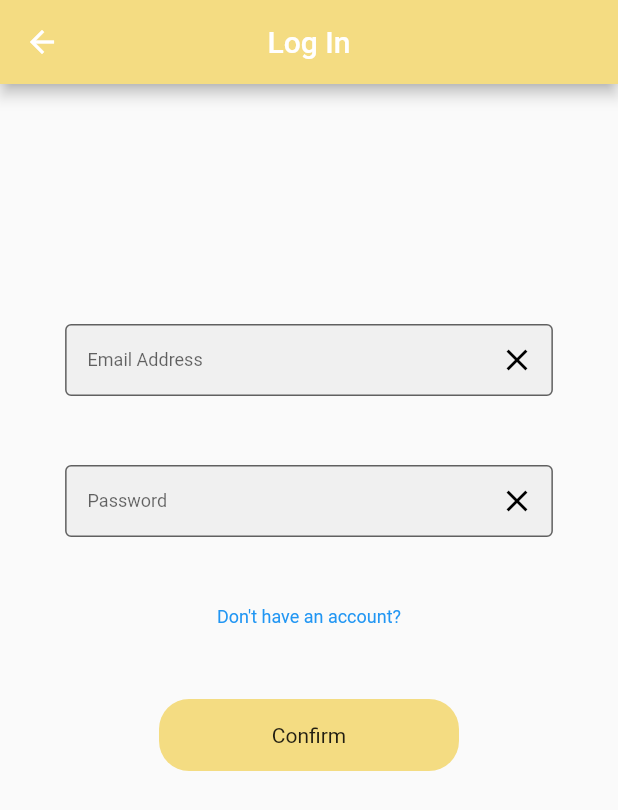
After one commit to Timc233/miniproj_463, a Flutter app: the screen it shows after launch, item 2 of the bottom bar chosen, after a tap on "Confirm", on a phone screen of 412 x 824 dp. The commit adds this screen. Shown: the top 810 px of the screen. Run offline on Flutter 3.47's test engine with Material 2 defaults, Android fonts, the phone set to English and light mode, and no system bars; our stand-ins replace dio; missing offline and left inert: flutter_barcode_scanner.

Commit message:
front UI update

```diff
--- a/frontend/lib/Entities/Entities.dart
+++ b/frontend/lib/Entities/Entities.dart
@@ -1,3 +1,6 @@
 
 export 'ResponseEntities.dart';
 export 'FoodEntity.dart';
+export 'FoodDetailEntity.dart';
+export 'RecipeEntity.dart';
+export 'UserEntity.dart';
--- a/frontend/lib/Pages/CalculatePage.dart
+++ b/frontend/lib/Pages/CalculatePage.dart
@@ -10,6 +10,8 @@ import 'package:http/http.dart' as http;
 import 'package:untitled/Api/Apis.dart';
 
 import '../Entities/Entities.dart';
+import '../main.dart';
+import 'Pages.dart';
 
 class CalculatePage extends StatefulWidget {
   CalculatePage({
@@ -30,13 +32,14 @@ class _CalculatePageState extends State<CalculatePage> {
 
     print("barcodeScanRes");
     print(barcodeScanRes);
+    uploadBarcodeAction(barcodeScanRes);
   }
 
-  void uploadBarcodeAction(int barcode)async{
+  void uploadBarcodeAction(String barcode)async{
 
     print("uploadBarcodeAction");
     String url = Apis.baseApi + Apis.searchBarcode; // Api here ignored
-    url = url + barcode.toString();
+    url = url + barcode;
 
     try {
       var dio = Dio();
@@ -45,7 +48,7 @@ class _CalculatePageState extends State<CalculatePage> {
       print(response);
 
       final Map<String, dynamic> parsed = json.decode(response.toString());
-      FoodResponse result = FoodResponse.fromJson(parsed);
+      FoodSearchResponse result = FoodSearchResponse.fromJson(parsed);
 
       print("result");
       print(result);
@@ -69,17 +72,28 @@ class _CalculatePageState extends State<CalculatePage> {
   Widget build(BuildContext context) {
     return Scaffold(
       body: Container(
-        color: Colors.green,
+        color: Color.fromRGBO(244, 220, 130, 1),
         child: Center(
           child: GestureDetector(
             onTap: (){
-              scanBarcodeAction();
+              if(MyApp.isLogin){
+                scanBarcodeAction();
+              }
+              else{
+                Navigator.push(context, MaterialPageRoute(builder: (context) => LoginSigninPage()));
+              }
+
               // uploadBarcodeAction(barcode);
             },
             child: Container(
               height: 60,
-              width: 120,
-              color: Colors.white,
+              width: 200,
+              decoration: BoxDecoration(
+                borderRadius: BorderRadius.all(
+                  Radius.elliptical(20, 20),
+                ),
+                color: Colors.white,
+              ),
               child: Center(
                 child: Text(
                   "Pick a Barcode",
--- a/frontend/lib/Pages/HomePage.dart
+++ b/frontend/lib/Pages/HomePage.dart
@@ -3,6 +3,7 @@
 import 'package:flutter/cupertino.dart';
 import 'package:flutter/material.dart';
 
+import '../Entities/Entities.dart';
 
 class HomePage extends StatefulWidget {
   HomePage({
@@ -19,7 +20,7 @@ class _HomePageState extends State<HomePage> {
   Widget build(BuildContext context) {
     return Scaffold(
       body: Container(
-        color: Colors.blue,
+        color: Colors.white,
       ),
     );
   }
--- /dev/null
+++ b/frontend/lib/Pages/LoginSigninPage.dart
@@ -0,0 +1,236 @@
+
+import 'package:flutter/cupertino.dart';
+import 'package:flutter/material.dart';
+
+import '../Entities/Entities.dart';
+
+class LoginSigninPage extends StatefulWidget {
+  LoginSigninPage({
+    Key? key,
+  }) : super(key: key);
+
+  @override
+  _LoginSigninPageState createState() => _LoginSigninPageState();
+}
+
+class _LoginSigninPageState extends State<LoginSigninPage> {
+  final FocusNode focusNode = FocusNode();
+
+  String title = "Log In";
+
+  bool hasAccount = true;
+
+  TextEditingController _emailController = TextEditingController();
+  TextEditingController _passwordController = TextEditingController();
+
+  @override
+  Widget build(BuildContext context) {
+    return Scaffold(
+      resizeToAvoidBottomInset: false,
+      appBar: AppBar(
+        backgroundColor: Color.fromRGBO(244, 220, 130, 1),
+        centerTitle: true,
+        leading: GestureDetector(
+          onTap: (){
+            if(hasAccount){
+              Navigator.pop(context);
+            }
+            else{
+              setState(() {
+                hasAccount = true;
+              });
+            }
+          },
+          child: Icon(
+            Icons.arrow_back
+          ),
+        ),
+        title: Text(
+          title,
+          style: TextStyle(
+            fontSize: 20,
+          ),
+          textAlign: TextAlign.center,
+        ),
+      ),
+      body: Stack(
+        children: [
+          GestureDetector(
+            onTap: (){
+              focusNode.unfocus();
+            },
+            child: Container(
+              height: MediaQuery.of(context).size.height,
+              width: MediaQuery.of(context).size.width,
+            )
+          ),
+          Flex(
+            direction: Axis.vertical,
+            children: [
+              GestureDetector(
+                onTap: (){
+                  focusNode.unfocus();
+
+                },
+                child:
+                Container(
+                  height: 160,
+                ),
+              ),
+              Container(
+                  width: MediaQuery.of(context).size.shortestSide * 0.7893,
+                  child: Form(
+                      child: TextFormField(
+                          focusNode: focusNode,
+                          controller: _emailController,
+                          style: TextStyle(fontSize: 12, ),
+                          decoration:  InputDecoration(
+                            border: OutlineInputBorder(
+                              borderRadius: BorderRadius.all(Radius.circular(4)),
+                            ),
+                            helperText: ' ',
+                            filled: true,
+                            contentPadding: EdgeInsets.only(left: 15, top: 5),
+                            hintText: "Email Address",
+                            suffixIcon: IconButton(
+                              onPressed: _emailController.clear,
+                              icon: Icon(Icons.clear, color: Colors.black),
+                            ),
+                          ),
+                          keyboardType: TextInputType.emailAddress,
+                          autofocus: false,
+                          onFieldSubmitted: (value) {
+                            FocusScope.of(context).requestFocus(FocusNode());
+                          },
+                          validator: (value) {
+                            if (value!.isEmpty) {return 'Please enter your email';}
+                            if(!value.contains("@")){return 'Please enter a valid email address';}
+                            return null;
+                          }
+                      )
+                  )
+              ),
+              Container(
+                height: 24,
+              ),
+              Container(
+                  width: MediaQuery.of(context).size.shortestSide * 0.7893,
+                  child: Form(
+                      child: TextFormField(
+                        focusNode: focusNode,
+                        controller: _emailController,
+                        style: TextStyle(fontSize: 12, ),
+                        decoration:  InputDecoration(
+                          border: OutlineInputBorder(
+                            borderRadius: BorderRadius.all(Radius.circular(4)),
+                          ),
+                          helperText: ' ',
+                          filled: true,
+                          contentPadding: EdgeInsets.only(left: 15, top: 5),
+                          hintText: "Password",
+                          suffixIcon: IconButton(
+                            onPressed: _emailController.clear,
+                            icon: Icon(Icons.clear, color: Colors.black),
+                          ),
+                        ),
+                        keyboardType: TextInputType.emailAddress,
+                        autofocus: false,
+                        onFieldSubmitted: (value) {
+                          FocusScope.of(context).requestFocus(FocusNode());
+                        },
+                      )
+                  )
+              ),
+              Container(
+                height: 24,
+              ),
+              (!hasAccount)?
+              Container(
+                  width: MediaQuery.of(context).size.shortestSide * 0.7893,
+                  child: Form(
+                      child: TextFormField(
+                        focusNode: focusNode,
+                        controller: _emailController,
+                        style: TextStyle(fontSize: 12, ),
+                        decoration:  InputDecoration(
+                          border: OutlineInputBorder(
+                            borderRadius: BorderRadius.all(Radius.circular(4)),
+                          ),
+                          helperText: ' ',
+                          filled: true,
+                          contentPadding: EdgeInsets.only(left: 15, top: 5),
+                          hintText: "Enter Your Password Again",
+                          suffixIcon: IconButton(
+                            onPressed: _emailController.clear,
+                            icon: Icon(Icons.clear, color: Colors.black),
+                          ),
+                        ),
+                        keyboardType: TextInputType.emailAddress,
+                        autofocus: false,
+                        onFieldSubmitted: (value) {
+                          FocusScope.of(context).requestFocus(FocusNode());
+                        },
+                      )
+                  )
+              ):
+              GestureDetector(
+                onTap: (){
+                  setState(() {
+                    hasAccount = false;
+                    title = "Sign In";
+                  });
+                },
+                child: Text(
+                  "Don't have an account?",
+                  textAlign: TextAlign.center,
+                  style: TextStyle(
+                    color: Colors.blue,
+                    fontSize: 12,
+                  ),
+                ),
+              ),
+              Container(
+                height: 48,
+              ),
+              GestureDetector(
+                onTap: (){
+                  if(hasAccount){
+                    loginAction();
+                  }
+                  else{
+                    signinAction();
+                  }
+                },
+                child: Container(
+                  height: 48,
+                  width: 200,
+                  decoration: BoxDecoration(
+                    borderRadius: BorderRadius.all(
+                      Radius.elliptical(20, 20),
+                    ),
+                    color: Color.fromRGBO(244, 220, 130, 1),
+                  ),
+                  child: Center(
+                    child: Text(
+                      "Confirm",
+                      textAlign: TextAlign.center,
+                    ),
+                  ),
+                ),
+              ),
+            ],
+          ),
+        ],
+      )
+    );
+  }
+
+  void loginAction(){
+    print("start login");
+  }
+
+  void signinAction(){
+    print("start signin");
+
+  }
+}
--- a/frontend/lib/Pages/Pages.dart
+++ b/frontend/lib/Pages/Pages.dart
@@ -1,3 +1,4 @@
 export 'HomePage.dart';
 export 'CalculatePage.dart';
 export 'ProfilePage.dart';
+export 'LoginSigninPage.dart';
--- a/frontend/lib/main.dart
+++ b/frontend/lib/main.dart
@@ -1,6 +1,7 @@
 import 'package:flutter/material.dart';
 import 'package:untitled/Pages/CalculatePage.dart';
 import 'package:untitled/Pages/HomePage.dart';
+import 'package:untitled/Pages/LoginSigninPage.dart';
 import 'package:untitled/Pages/Pages.dart';
 
 void main() {
@@ -8,6 +9,9 @@ void main() {
 }
 
 class MyApp extends StatelessWidget {
+  static bool isLogin = false;
+  static int userId = -1;
+
   // This widget is the root of your application.
   @override
   Widget build(BuildContext context) {
@@ -36,6 +40,8 @@ class MyHomePage extends StatefulWidget {
 
 class _MyHomePageState extends State<MyHomePage> {
 
+
+
   int tabIndex = 1;
 
   @override
@@ -62,10 +68,15 @@ class _MyHomePageState extends State<MyHomePage> {
           )
         ],
         onTap: (i){
-          print("tap on index: " + i.toString());
-          setState(() {
-            tabIndex = i;
-          });
+          if(MyApp.isLogin){
+            print("tap on index: " + i.toString());
+            setState(() {
+              tabIndex = i;
+            });
+          }
+          else{
+            Navigator.push(context, MaterialPageRoute(builder: (context) => LoginSigninPage()));
+          }
         },
       ),
     );
--- a/frontend/pubspec.yaml
+++ b/frontend/pubspec.yaml
@@ -35,6 +35,9 @@ dependencies:
   dio: ^4.0.0
   http: ^0.13.3
   flutter_barcode_scanner: ^2.0.0
+  oktoast: ^2.3.2
+  carousel_slider: ^1.3.1
+  flutter_staggered_grid_view: ^0.4.0
 
 dev_dependencies:
   flutter_test:
```
Also changed, not shown: frontend/lib/Entities/FoodDetailEntity.dart (added, +36 -0 lines), frontend/lib/Entities/RecipeEntity.dart (added, +41 -0 lines), frontend/lib/Entities/ResponseEntities.dart (+49 -4 lines), frontend/lib/Entities/UserEntity.dart (added, +14 -0 lines), frontend/lib/Pages/ProfilePage.dart (+155 -2 lines), frontend/lib/Entities/FoodDetailEntity.g.dart (added), frontend/lib/Entities/RecipeEntity.g.dart (added), frontend/lib/Entities/ResponseEntities.g.dart, frontend/lib/Entities/UserEntity.g.dart (added), frontend/pubspec.lock.
